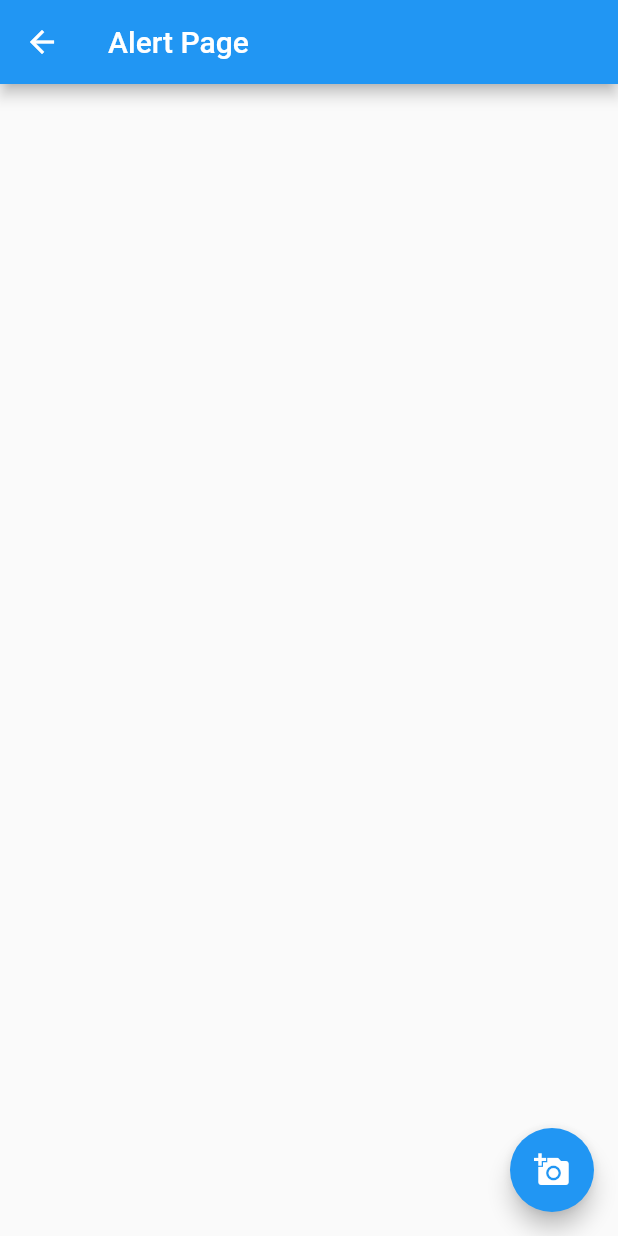
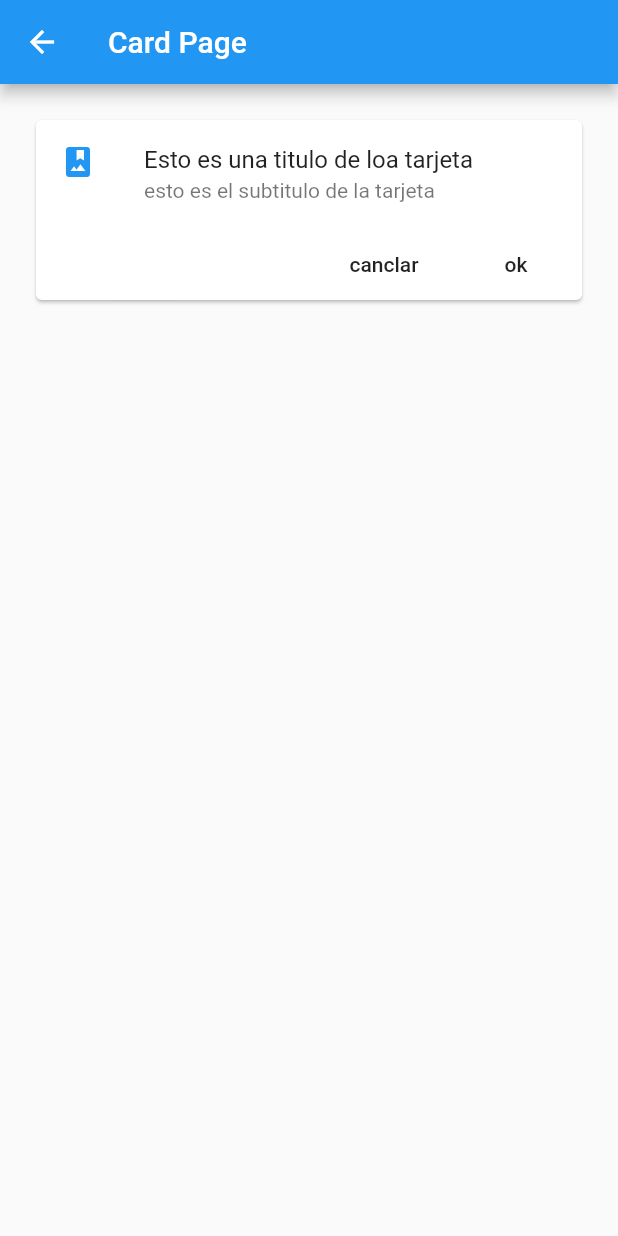
Before and after one commit to kervisvasquez1993/componentes-flutter, a Flutter app: the screen it shows after launch, after a tap on "Cards - Tarjetas", on a phone screen of 412 x 824 dp. Run offline on Flutter 3.47's test engine with Material 2 defaults, Android fonts, the phone set to English and light mode, and no system bars.

Commit message:
agregamos nuestra tarjeta

```diff
--- /dev/null
+++ b/lib/src/pages/card_page.dart
@@ -0,0 +1,47 @@
+import 'package:flutter/material.dart';
+
+class CardPage extends StatelessWidget {
+  @override
+  Widget build(BuildContext context) {
+    return Scaffold(
+      appBar: AppBar(
+        title: Text('Card Page'),
+      ),
+      body: ListView(
+        padding: EdgeInsets.all(20),
+        //padding: EdgeInsets.symmetric(horizontal: 50.0, vertical: 10.0),
+        children: <Widget>[_cardTipo1()],
+      ),
+    );
+  }
+
+  _cardTipo1() {
+    return Card(
+      child: Column(
+        children: <Widget>[
+          ListTile(
+            leading: Icon(
+              Icons.photo_album,
+              color: Colors.blue,
+            ),
+            title: Text('Esto es una titulo de loa tarjeta'),
+            subtitle: Text('esto es el subtitulo de la tarjeta'),
+          ),
+          Row(
+            mainAxisAlignment: MainAxisAlignment.end,
+            children: <Widget>[
+              FlatButton(
+                child: Text("canclar"),
+                onPressed: () {},
+              ),
+              FlatButton(
+                child: Text("ok"),
+                onPressed: () {},
+              )
+            ],
+          ),
+        ],
+      ),
+    );
+  }
+}
--- a/lib/src/routes/routes.dart
+++ b/lib/src/routes/routes.dart
@@ -1,5 +1,6 @@
 import 'package:componentes_flutter/src/pages/alert_page.dart';
 import 'package:componentes_flutter/src/pages/avatar_page.dart';
+import 'package:componentes_flutter/src/pages/card_page.dart';
 import 'package:componentes_flutter/src/pages/home_page.dart';
 import 'package:flutter/material.dart';
 
@@ -7,6 +8,6 @@ Map<String, WidgetBuilder> getApplicationRoutes() {
   return <String, WidgetBuilder>{
     '/': (BuildContext context) => HomePage(),
     'alert': (BuildContext context) => AlertPage(),
-    'avatar': (BuildContext context) => AvatarPage(),
+    'card': (BuildContext context) => CardPage(),
   };
 }
```
